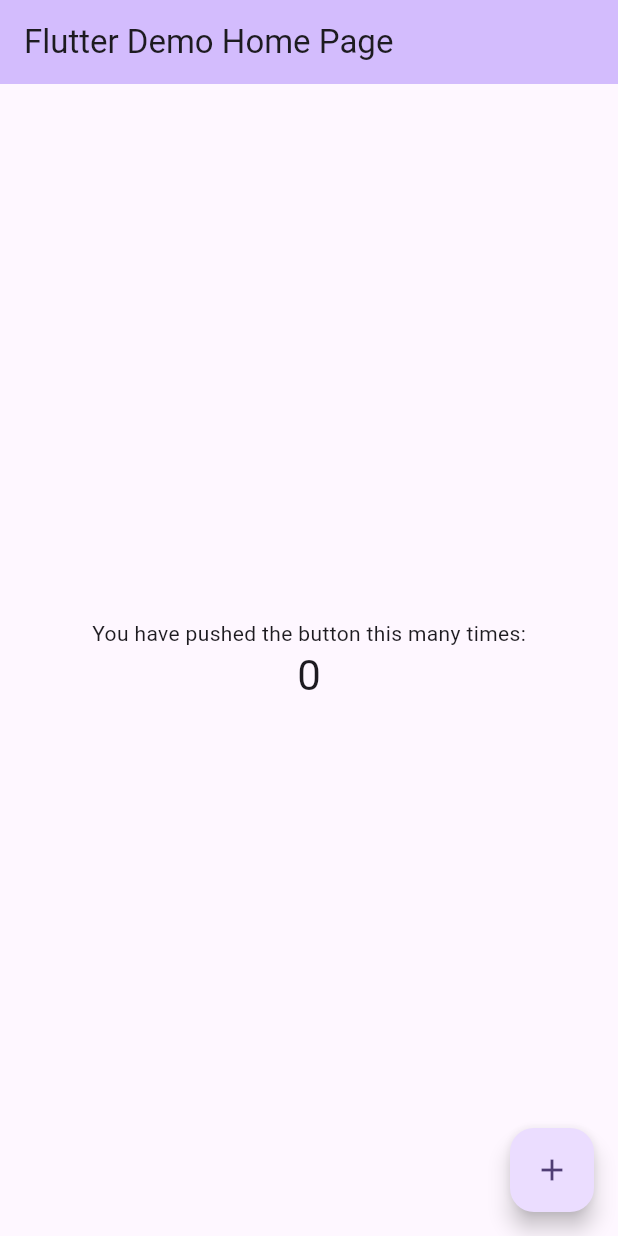
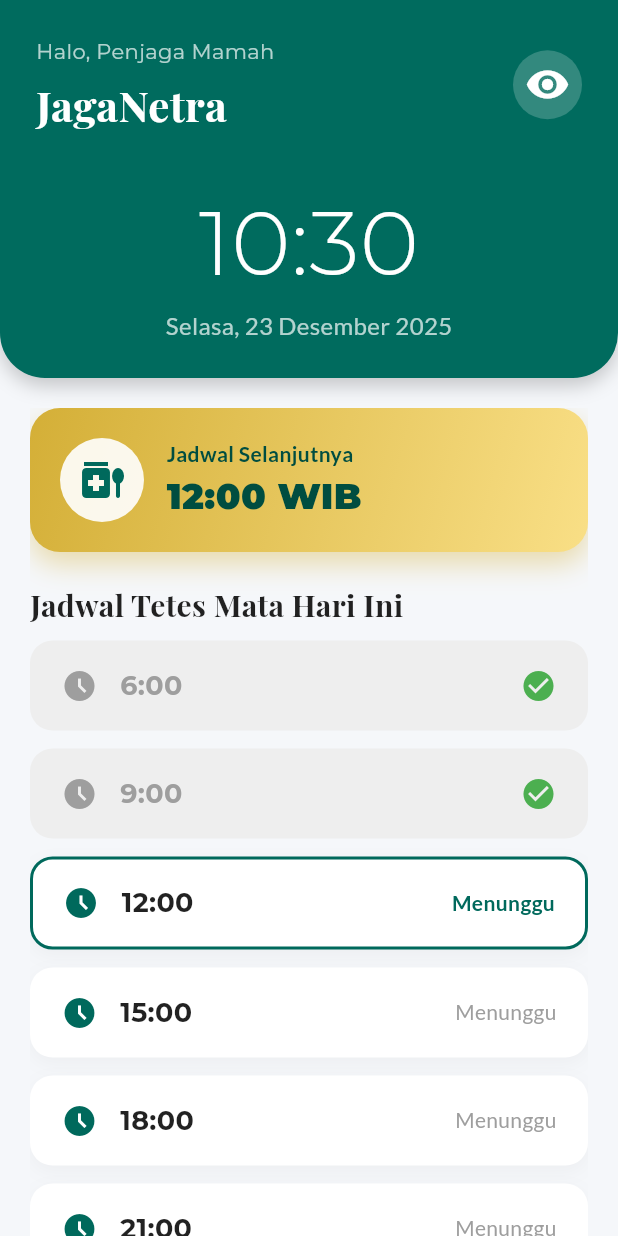
Before and after one commit to RaafiStudent/JagaNetra, a Flutter app: the screen it shows after launch, on a phone screen of 412 x 824 dp. Run offline on Flutter 3.47's test engine with Material 3 defaults, Android fonts, the light colour scheme and no system bars; our stand-ins replace flutter_local_notifications, google_fonts, timezone.

Commit message:
Membuat UI Dashboard Mewah (Emerald & Gold) dan integrasi jadwal

```diff
--- a/lib/main.dart
+++ b/lib/main.dart
@@ -1,121 +1,323 @@
 import 'package:flutter/material.dart';
+import 'package:google_fonts/google_fonts.dart';
+import 'package:intl/intl.dart';
+import 'dart:async';
+import 'services/notification_service.dart';
 
-void main() {
-  runApp(const MyApp());
+void main() async {
+  WidgetsFlutterBinding.ensureInitialized();
+  await NotificationService().initNotification();
+  await NotificationService().scheduleEyeDropReminders(); // Jalankan jadwal otomatis
+
+  runApp(const JagaNetraApp());
 }
 
-class MyApp extends StatelessWidget {
-  const MyApp({super.key});
+class JagaNetraApp extends StatelessWidget {
+  const JagaNetraApp({super.key});
 
-  // This widget is the root of your application.
   @override
   Widget build(BuildContext context) {
     return MaterialApp(
-      title: 'Flutter Demo',
+      title: 'JagaNetra',
+      debugShowCheckedModeBanner: false,
       theme: ThemeData(
-        // This is the theme of your application.
-        //
-        // TRY THIS: Try running your application with "flutter run". You'll see
-        // the application has a purple toolbar. Then, without quitting the app,
-        // try changing the seedColor in the colorScheme below to Colors.green
-        // and then invoke "hot reload" (save your changes or press the "hot
-        // reload" button in a Flutter-supported IDE, or press "r" if you used
-        // the command line to start the app).
-        //
-        // Notice that the counter didn't reset back to zero; the application
-        // state is not lost during the reload. To reset the state, use hot
-        // restart instead.
-        //
-        // This works for code too, not just values: Most code changes can be
-        // tested with just a hot reload.
-        colorScheme: .fromSeed(seedColor: Colors.deepPurple),
+        useMaterial3: true,
+        // Palet Warna Mewah: Emerald & Gold
+        colorScheme: ColorScheme.fromSeed(
+          seedColor: const Color(0xFF00695C), // Emerald Green
+          secondary: const Color(0xFFD4AF37), // Gold Metallic
+          background: const Color(0xFFF5F7FA), // Soft White
+        ),
+        textTheme: GoogleFonts.latoTextTheme(),
       ),
-      home: const MyHomePage(title: 'Flutter Demo Home Page'),
+      home: const HomePage(),
     );
   }
 }
 
-class MyHomePage extends StatefulWidget {
-  const MyHomePage({super.key, required this.title});
-
-  // This widget is the home page of your application. It is stateful, meaning
-  // that it has a State object (defined below) that contains fields that affect
-  // how it looks.
-
-  // This class is the configuration for the state. It holds the values (in this
-  // case the title) provided by the parent (in this case the App widget) and
-  // used by the build method of the State. Fields in a Widget subclass are
-  // always marked "final".
-
-  final String title;
+class HomePage extends StatefulWidget {
+  const HomePage({super.key});
 
   @override
-  State<MyHomePage> createState() => _MyHomePageState();
+  State<HomePage> createState() => _HomePageState();
 }
 
-class _MyHomePageState extends State<MyHomePage> {
-  int _counter = 0;
+class _HomePageState extends State<HomePage> {
+  String _timeString = "";
+  late Timer _timer;
 
-  void _incrementCounter() {
+  // Jadwal Tetes Mata (Harus sinkron dengan notification_service)
+  final List<int> scheduleHours = [6, 9, 12, 15, 18, 21];
+
+  @override
+  void initState() {
+    _timeString = _formatTime(DateTime.now());
+    // Update jam setiap detik agar real-time
+    _timer = Timer.periodic(const Duration(seconds: 1), (Timer t) => _getTime());
+    super.initState();
+  }
+
+  void _getTime() {
+    final DateTime now = DateTime.now();
+    final String formattedDateTime = _formatTime(now);
     setState(() {
-      // This call to setState tells the Flutter framework that something has
-      // changed in this State, which causes it to rerun the build method below
-      // so that the display can reflect the updated values. If we changed
-      // _counter without calling setState(), then the build method would not be
-      // called again, and so nothing would appear to happen.
-      _counter++;
+      _timeString = formattedDateTime;
     });
+  }
+
+  String _formatTime(DateTime dateTime) {
+    return DateFormat('HH:mm').format(dateTime);
+  }
+
+  @override
+  void dispose() {
+    _timer.cancel();
+    super.dispose();
   }
 
   @override
   Widget build(BuildContext context) {
-    // This method is rerun every time setState is called, for instance as done
-    // by the _incrementCounter method above.
-    //
-    // The Flutter framework has been optimized to make rerunning build methods
-    // fast, so that you can just rebuild anything that needs updating rather
-    // than having to individually change instances of widgets.
+    // Mencari jadwal selanjutnya
+    int nextSchedule = scheduleHours.firstWhere(
+      (h) => h > DateTime.now().hour,
+      orElse: () => scheduleHours[0], // Jika lewat jam 21, kembali ke jam 6 besok
+    );
+
     return Scaffold(
-      appBar: AppBar(
-        // TRY THIS: Try changing the color here to a specific color (to
-        // Colors.amber, perhaps?) and trigger a hot reload to see the AppBar
-        // change color while the other colors stay the same.
-        backgroundColor: Theme.of(context).colorScheme.inversePrimary,
-        // Here we take the value from the MyHomePage object that was created by
-        // the App.build method, and use it to set our appbar title.
-        title: Text(widget.title),
-      ),
-      body: Center(
-        // Center is a layout widget. It takes a single child and positions it
-        // in the middle of the parent.
+      backgroundColor: Theme.of(context).colorScheme.background,
+      body: SafeArea(
         child: Column(
-          // Column is also a layout widget. It takes a list of children and
-          // arranges them vertically. By default, it sizes itself to fit its
-          // children horizontally, and tries to be as tall as its parent.
-          //
-          // Column has various properties to control how it sizes itself and
-          // how it positions its children. Here we use mainAxisAlignment to
-          // center the children vertically; the main axis here is the vertical
-          // axis because Columns are vertical (the cross axis would be
-          // horizontal).
-          //
-          // TRY THIS: Invoke "debug painting" (choose the "Toggle Debug Paint"
-          // action in the IDE, or press "p" in the console), to see the
-          // wireframe for each widget.
-          mainAxisAlignment: .center,
           children: [
-            const Text('You have pushed the button this many times:'),
-            Text(
-              '$_counter',
-              style: Theme.of(context).textTheme.headlineMedium,
+            // --- HEADER MEWAH ---
+            Container(
+              padding: const EdgeInsets.all(24),
+              decoration: BoxDecoration(
+                color: Theme.of(context).colorScheme.primary,
+                borderRadius: const BorderRadius.only(
+                  bottomLeft: Radius.circular(30),
+                  bottomRight: Radius.circular(30),
+                ),
+                boxShadow: [
+                  BoxShadow(
+                    color: Colors.black.withOpacity(0.2),
+                    blurRadius: 10,
+                    offset: const Offset(0, 5),
+                  ),
+                ],
+              ),
+              child: Column(
+                children: [
+                  Row(
+                    mainAxisAlignment: MainAxisAlignment.spaceBetween,
+                    children: [
+                      Column(
+                        crossAxisAlignment: CrossAxisAlignment.start,
+                        children: [
+                          Text(
+                            "Halo, Penjaga Mamah",
+                            style: GoogleFonts.montserrat(
+                              color: Colors.white70,
+                              fontSize: 14,
+                            ),
+                          ),
+                          const SizedBox(height: 5),
+                          Text(
+                            "JagaNetra",
+                            style: GoogleFonts.playfairDisplay(
+                              color: Colors.white,
+                              fontSize: 28,
+                              fontWeight: FontWeight.bold,
+                            ),
+                          ),
+                        ],
+                      ),
+                      Container(
+                        padding: const EdgeInsets.all(8),
+                        decoration: BoxDecoration(
+                          color: Colors.white.withOpacity(0.2),
+                          shape: BoxShape.circle,
+                        ),
+                        child: const Icon(
+                          Icons.visibility,
+                          color: Colors.white,
+                          size: 30,
+                        ),
+                      ),
+                    ],
+                  ),
+                  const SizedBox(height: 30),
+                  // Jam Digital Besar
+                  Text(
+                    _timeString,
+                    style: GoogleFonts.montserrat(
+                      color: Colors.white,
+                      fontSize: 60,
+                      fontWeight: FontWeight.w300,
+                    ),
+                  ),
+                  Text(
+                    DateFormat('EEEE, d MMMM yyyy', 'id_ID').format(DateTime.now()),
+                    style: GoogleFonts.lato(
+                      color: Colors.white70,
+                      fontSize: 16,
+                    ),
+                  ),
+                ],
+              ),
+            ),
+
+            const SizedBox(height: 20),
+
+            // --- KONTEN UTAMA ---
+            Expanded(
+              child: Padding(
+                padding: const EdgeInsets.symmetric(horizontal: 20),
+                child: ListView(
+                  children: [
+                    // Kartu Pengingat Selanjutnya
+                    _buildNextScheduleCard(nextSchedule),
+
+                    const SizedBox(height: 20),
+                    Text(
+                      "Jadwal Tetes Mata Hari Ini",
+                      style: GoogleFonts.playfairDisplay(
+                        fontSize: 20,
+                        fontWeight: FontWeight.bold,
+                        color: Colors.black87,
+                      ),
+                    ),
+                    const SizedBox(height: 10),
+
+                    // List Jadwal
+                    ...scheduleHours.map((hour) => _buildScheduleItem(hour)).toList(),
+                  ],
+                ),
+              ),
             ),
           ],
         ),
       ),
-      floatingActionButton: FloatingActionButton(
-        onPressed: _incrementCounter,
-        tooltip: 'Increment',
-        child: const Icon(Icons.add),
+    );
+  }
+
+  // Widget Kartu Highlight (Mewah)
+  Widget _buildNextScheduleCard(int hour) {
+    return Container(
+      padding: const EdgeInsets.all(20),
+      decoration: BoxDecoration(
+        gradient: LinearGradient(
+          colors: [
+            const Color(0xFFD4AF37), // Gold
+            const Color(0xFFF9DF86), // Light Gold
+          ],
+          begin: Alignment.topLeft,
+          end: Alignment.bottomRight,
+        ),
+        borderRadius: BorderRadius.circular(20),
+        boxShadow: [
+          BoxShadow(
+            color: const Color(0xFFD4AF37).withOpacity(0.4),
+            blurRadius: 15,
+            offset: const Offset(0, 8),
+          ),
+        ],
+      ),
+      child: Row(
+        children: [
+          Container(
+            padding: const EdgeInsets.all(12),
+            decoration: BoxDecoration(
+              color: Colors.white.withOpacity(0.9),
+              shape: BoxShape.circle,
+            ),
+            child: Icon(
+              Icons.medication_liquid,
+              color: const Color(0xFF00695C),
+              size: 32,
+            ),
+          ),
+          const SizedBox(width: 15),
+          Column(
+            crossAxisAlignment: CrossAxisAlignment.start,
+            children: [
+              Text(
+                "Jadwal Selanjutnya",
+                style: GoogleFonts.lato(
+                  color: const Color(0xFF004D40),
+                  fontWeight: FontWeight.bold,
+                ),
+              ),
+              Text(
+                "$hour:00 WIB",
+                style: GoogleFonts.montserrat(
+                  color: const Color(0xFF004D40),
+                  fontSize: 24,
+                  fontWeight: FontWeight.w900,
+                ),
+              ),
+            ],
+          ),
+        ],
+      ),
+    );
+  }
+
+  // Widget Item List Jadwal
+  Widget _buildScheduleItem(int hour) {
+    bool isPassed = DateTime.now().hour >= hour;
+    bool isNext = DateTime.now().hour < hour &&
+                  (hour == scheduleHours.firstWhere((h) => h > DateTime.now().hour, orElse: () => 24));
+
+    return Container(
+      margin: const EdgeInsets.only(bottom: 12),
+      padding: const EdgeInsets.symmetric(vertical: 16, horizontal: 20),
+      decoration: BoxDecoration(
+        color: isPassed ? Colors.grey[200] : Colors.white,
+        borderRadius: BorderRadius.circular(15),
+        border: isNext
+            ? Border.all(color: const Color(0xFF00695C), width: 2)
+            : Border.all(color: Colors.transparent),
+        boxShadow: isPassed
+            ? []
+            : [
+                BoxShadow(
+                  color: Colors.grey.withOpacity(0.1),
+                  blurRadius: 10,
+                  offset: const Offset(0, 4),
+                ),
+              ],
+      ),
+      child: Row(
+        mainAxisAlignment: MainAxisAlignment.spaceBetween,
+        children: [
+          Row(
+            children: [
+              Icon(
+                Icons.access_time_filled,
+                color: isPassed ? Colors.grey : const Color(0xFF00695C),
+              ),
+              const SizedBox(width: 15),
+              Text(
+                "$hour:00",
+                style: GoogleFonts.montserrat(
+                  fontSize: 18,
+                  fontWeight: FontWeight.bold,
+                  color: isPassed ? Colors.grey : Colors.black87,
+                ),
+              ),
+            ],
+          ),
+          if (isPassed)
+            const Icon(Icons.check_circle, color: Colors.green)
+          else
+            Text(
+              "Menunggu",
+              style: TextStyle(
+                color: isNext ? const Color(0xFF00695C) : Colors.grey,
+                fontWeight: isNext ? FontWeight.bold : FontWeight.normal,
+              ),
+            ),
+        ],
       ),
     );
   }
```
